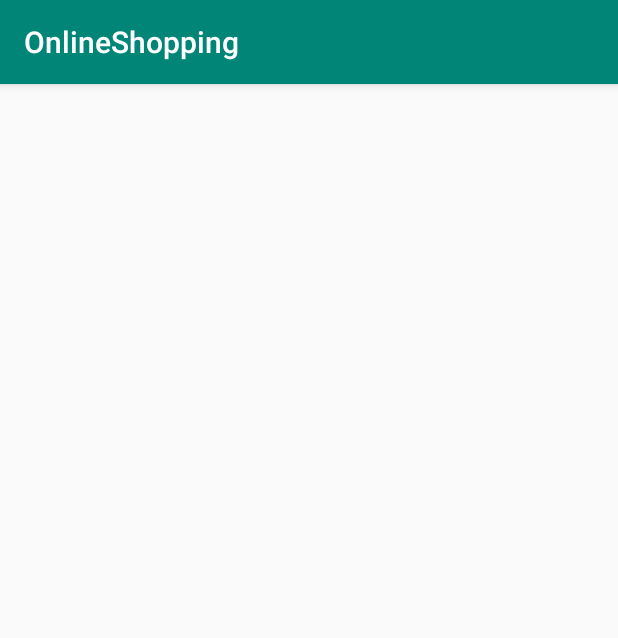
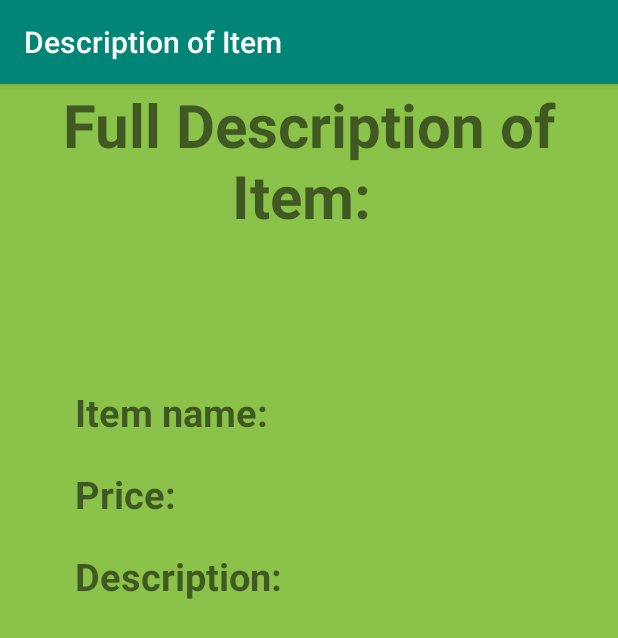
Before and after one commit to ashimmaharjan/Online_Clothing_Shopping_App, an Android app: the DisplayClickedItem screen opened directly, with no data from a screen before it, on a phone screen of 412 x 824 dp. Shown: the top 638 px of the screen. Run offline under Robolectric (Android 15) with nearby library versions, the phone set to English and light mode, and no system bars.

```diff
--- a/app/src/main/java/com/example/onlineshopping/DisplayClickedItem.java
+++ b/app/src/main/java/com/example/onlineshopping/DisplayClickedItem.java
@@ -1,30 +1,33 @@
 package com.example.onlineshopping;
 
+import android.support.v7.app.ActionBar;
 import android.support.v7.app.AppCompatActivity;
 import android.os.Bundle;
-import android.widget.ImageView;
 import android.widget.TextView;
 
 public class DisplayClickedItem extends AppCompatActivity {
 
-    ImageView itemImage;
-    TextView itemName,itemPrice;
+    TextView itemName,itemPrice,itemDesc;
+    ActionBar actionBar;
     @Override
     protected void onCreate(Bundle savedInstanceState) {
         super.onCreate(savedInstanceState);
         setContentView(R.layout.activity_display_clicked_item);
 
-        itemImage=findViewById(R.id.displayItemImage);
         itemName=findViewById(R.id.displayItemName);
         itemPrice=findViewById(R.id.displayItemPrice);
+        itemDesc=findViewById(R.id.displayItemDesc);
+
+        actionBar=getSupportActionBar();
+        actionBar.setTitle("Description of Item");
 
         Bundle bundle=getIntent().getExtras();
 
         if(bundle != null)
         {
-            itemImage.setImageResource(bundle.getInt("image"));
             itemName.setText(bundle.getString("name"));
             itemPrice.setText(bundle.getString("price"));
+            itemDesc.setText(bundle.getString("desc"));
         }
     }
 }
--- a/app/src/main/java/com/example/onlineshopping/Login.java
+++ b/app/src/main/java/com/example/onlineshopping/Login.java
@@ -41,7 +41,7 @@ public class Login extends Fragment {
         username=view.findViewById(R.id.inputUsername);
         password=view.findViewById(R.id.inputPassword);
         btnLogin=view.findViewById(R.id.login);
-        getActivity().setTitle("Login");
+        getActivity().setTitle("Online Clothing Shopping App");
 
 
         sharedPreferences=this.getActivity().getSharedPreferences("MYPREFS", Context.MODE_PRIVATE);
--- a/app/src/main/java/com/example/onlineshopping/ViewPagerFragmentAdapter.java
+++ b/app/src/main/java/com/example/onlineshopping/ViewPagerFragmentAdapter.java
@@ -12,6 +12,7 @@ public class ViewPagerFragmentAdapter extends FragmentPagerAdapter {
 
     private List<Fragment> fragmentList=new ArrayList<>();
     private List<String> fragmentTitle=new ArrayList<>();
+
 
     public ViewPagerFragmentAdapter(FragmentManager fm) {
         super(fm);
--- a/app/src/main/java/com/example/onlineshopping/add_item.java
+++ b/app/src/main/java/com/example/onlineshopping/add_item.java
@@ -1,5 +1,6 @@
 package com.example.onlineshopping;
 
+import android.support.v7.app.ActionBar;
 import android.support.v7.app.AppCompatActivity;
 import android.os.Bundle;
 import android.text.TextUtils;
@@ -17,10 +18,15 @@ public class add_item extends AppCompatActivity {
 
     EditText itemName,itemPrice,itemImageName,itemDesc;
     Button btnAddItem;
+
+    ActionBar actionBar;
     @Override
     protected void onCreate(Bundle savedInstanceState) {
         super.onCreate(savedInstanceState);
         setContentView(R.layout.activity_add_item);
+
+        actionBar=getSupportActionBar();
+        actionBar.setTitle("Add Item");
 
         itemName=findViewById(R.id.inputItemName);
         itemPrice=findViewById(R.id.inputItemPrice);
--- a/app/src/main/res/layout/activity_display_clicked_item.xml
+++ b/app/src/main/res/layout/activity_display_clicked_item.xml
@@ -4,26 +4,78 @@
     xmlns:tools="http://schemas.android.com/tools"
     android:layout_width="match_parent"
     android:layout_height="match_parent"
-    tools:context=".DisplayClickedItem">
+    tools:context=".DisplayClickedItem"
+    android:background="#8BC34A">
 
-    <ImageView
-        android:id="@+id/displayItemImage"
-        android:layout_width="200dp"
-        android:layout_height="200dp"
-        android:layout_centerHorizontal="true"/>
+    <TextView
+        android:id="@+id/displayFullDesc"
+        android:layout_width="match_parent"
+        android:layout_height="wrap_content"
+        android:text="Full Description of Item: "
+        android:textAlignment="center"
+        android:textSize="40sp"
+        android:textStyle="bold"/>
+
+    <TextView
+        android:id="@+id/Name"
+        android:layout_width="wrap_content"
+        android:layout_height="wrap_content"
+        android:text="Item name: "
+        android:textSize="25sp"
+        android:textStyle="bold"
+        android:layout_below="@id/displayFullDesc"
+        android:layout_marginLeft="50dp"
+        android:layout_marginTop="100dp"/>
 
     <TextView
         android:id="@+id/displayItemName"
-        android:layout_width="match_parent"
+        android:layout_width="wrap_content"
         android:layout_height="wrap_content"
         style="@style/TextViews"
-        android:layout_below="@id/displayItemImage"/>
+        android:layout_below="@id/displayFullDesc"
+        android:layout_toRightOf="@id/Name"
+        android:layout_marginTop="105dp"
+        android:layout_marginLeft="5dp"/>
+
+    <TextView
+        android:id="@+id/Price"
+        android:layout_width="wrap_content"
+        android:layout_height="wrap_content"
+        android:text="Price: "
+        android:textSize="25sp"
+        android:textStyle="bold"
+        android:layout_below="@id/Name"
+        android:layout_marginTop="20dp"
+        android:layout_marginLeft="50dp"/>
 
     <TextView
         android:id="@+id/displayItemPrice"
-        android:layout_width="match_parent"
+        android:layout_width="wrap_content"
         android:layout_height="wrap_content"
         android:layout_below="@+id/displayItemName"
-        style="@style/TextViews"/>
+        android:layout_toRightOf="@id/Price"
+        style="@style/TextViews"
+        android:layout_marginLeft="5dp"
+        android:layout_marginTop="25dp"/>
+
+    <TextView
+        android:id="@+id/Desc"
+        android:layout_width="wrap_content"
+        android:layout_height="wrap_content"
+        android:text="Description: "
+        android:textSize="25sp"
+        android:textStyle="bold"
+        android:layout_below="@id/Price"
+        android:layout_marginTop="20dp"
+        android:layout_marginLeft="50dp"/>
+
+    <TextView
+        android:id="@+id/displayItemDesc"
+        android:layout_width="wrap_content"
+        android:layout_height="wrap_content"
+        android:layout_below="@+id/Price"
+        style="@style/TextViews"
+        android:layout_marginTop="25dp"
+        android:layout_toRightOf="@id/Desc" />
 
 </RelativeLayout>
--- a/app/src/main/res/layout/activity_main.xml
+++ b/app/src/main/res/layout/activity_main.xml
@@ -32,7 +32,8 @@
         android:background="#3F51B5"
         android:layout_alignParentBottom="true"
         app:tabTextColor="#FF9800"
-        app:tabIndicatorColor="#ffff">
+        app:tabIndicatorColor="#ffff"
+        android:textAlignment="center">
 
     </android.support.design.widget.TabLayout>
 
--- a/app/src/main/res/layout/fragment_register.xml
+++ b/app/src/main/res/layout/fragment_register.xml
@@ -129,7 +129,7 @@
             style="@style/editTexts"
             android:hint="Enter phone number"
             android:layout_below="@+id/txtPN"
-            android:inputType="number"/>
+            android:inputType="phone"/>
 
         <Button
             android:id="@+id/register"
```
Also changed, not shown: app/src/main/java/com/example/onlineshopping/Dashboard.java (+18 -6 lines), app/src/main/java/com/example/onlineshopping/Items.java (+11 -1 lines), app/src/main/java/com/example/onlineshopping/ItemsAdapter.java (+25 -21 lines), app/src/main/java/com/example/onlineshopping/Register.java (+8 -1 lines), app/src/main/java/com/example/onlineshopping/admin_dashboard.java (+26 -5 lines), app/src/main/res/layout/item_recyclerview.xml (+12 -1 lines).
